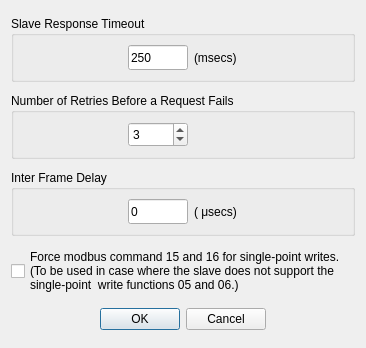
First picture: the form in src/dialogs/dialogprotocolselections.ui, repository sanny32/OpenModScan, before the edit.
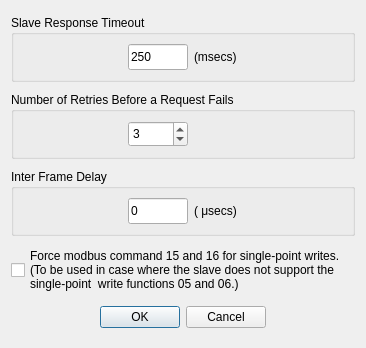
Second picture: the form after the edit. Custom widgets are drawn as their Qt base class.

What changed in the file:
```diff
--- a/src/dialogs/dialogprotocolselections.ui
+++ b/src/dialogs/dialogprotocolselections.ui
@@ -47,7 +47,7 @@
         <property name="minimumSize">
          <size>
           <width>0</width>
-          <height>25</height>
+          <height>26</height>
          </size>
         </property>
         <property name="maximumSize">
@@ -123,7 +123,7 @@
         <property name="minimumSize">
          <size>
           <width>60</width>
-          <height>25</height>
+          <height>26</height>
          </size>
         </property>
         <property name="maximumSize">
@@ -192,7 +192,7 @@
         <property name="minimumSize">
          <size>
           <width>0</width>
-          <height>25</height>
+          <height>26</height>
          </size>
         </property>
         <property name="maximumSize">
```
